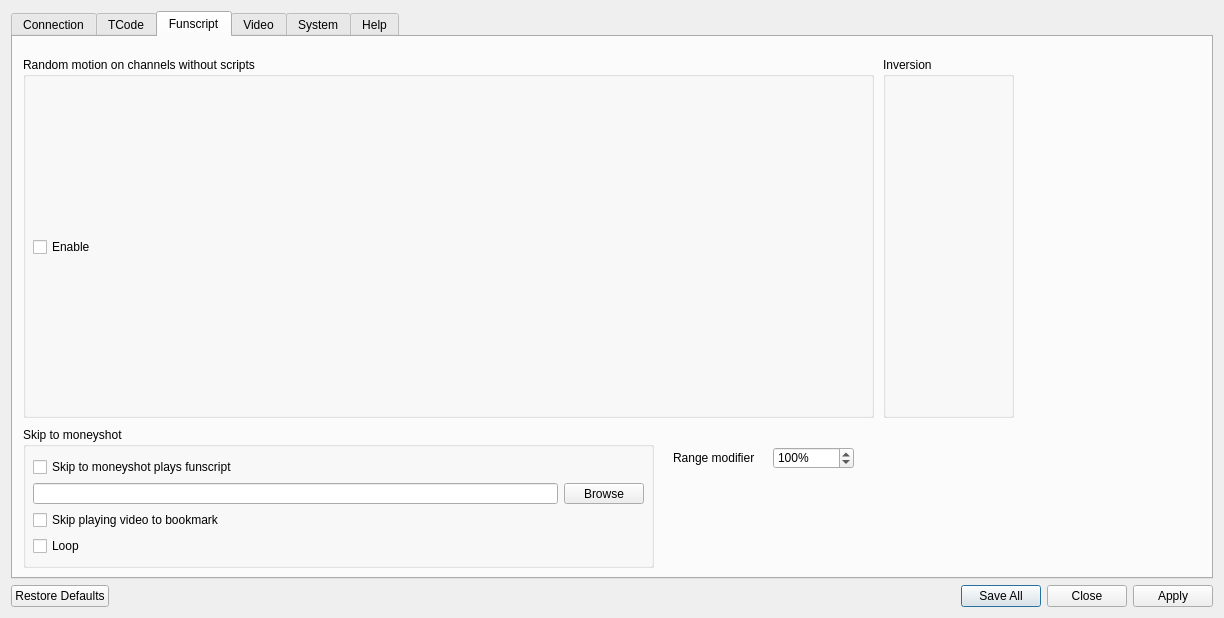
Before: the Qt Designer form src/settings.ui in jcfain/XTPlayer, drawn with Qt 5.
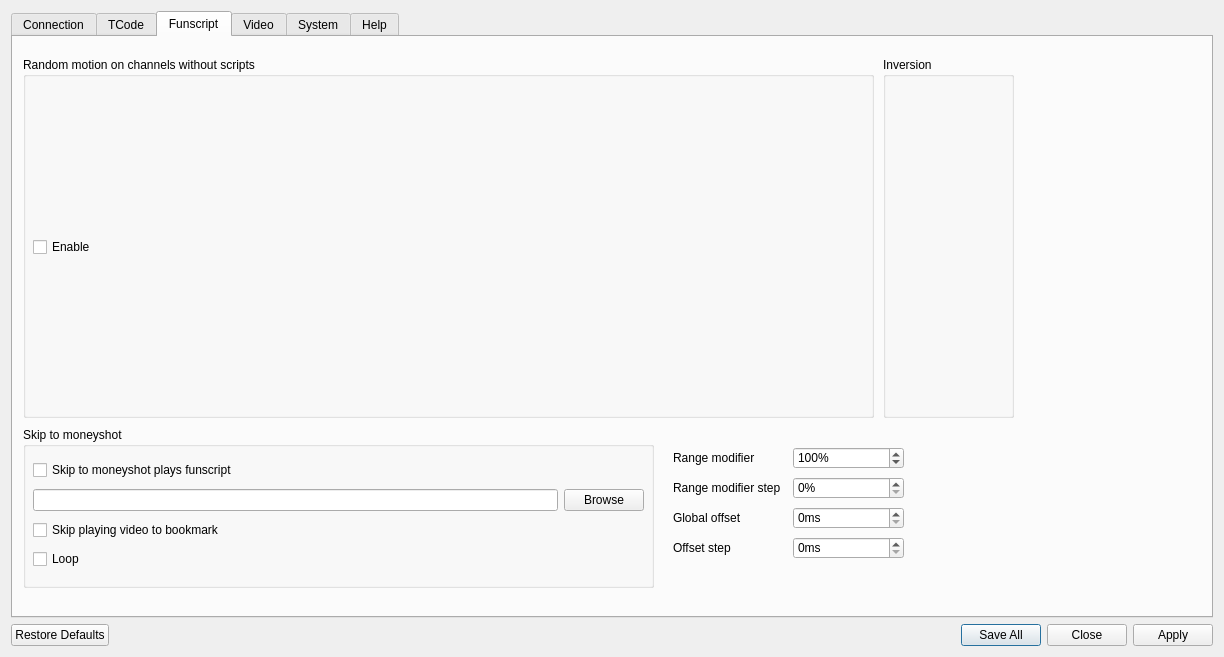
After: the same form once the commit is applied. The open tabs and pages were chosen to show the change. Icons and pictures are not drawn.

Commit message: Added gui to set the offset/rangemodifier change step. Adding debug -debugVideo flag. This will only turn on debug for QtAV and ffmpeg for now. I may change this in the future to turn on XTP too.. To enable debug on XTP and QtAV/ffmpeg. use both -debug and -debugVideo Fixed issue with streaming some large videos

```diff
--- a/src/settings.ui
+++ b/src/settings.ui
@@ -7,7 +7,7 @@
     <x>0</x>
     <y>0</y>
     <width>1224</width>
-    <height>618</height>
+    <height>657</height>
    </rect>
   </property>
   <property name="windowTitle">
@@ -456,7 +456,7 @@
          <x>10</x>
          <y>390</y>
          <width>631</width>
-         <height>141</height>
+         <height>161</height>
         </rect>
        </property>
        <property name="title">
@@ -468,7 +468,7 @@
           <x>10</x>
           <y>30</y>
           <width>611</width>
-          <height>99</height>
+          <height>118</height>
          </rect>
         </property>
         <layout class="QGridLayout" name="skipToMoneyShotGrid">
@@ -521,9 +521,9 @@
       <widget class="QSpinBox" name="finscriptModifierSpinBox">
        <property name="geometry">
         <rect>
-         <x>760</x>
+         <x>780</x>
          <y>410</y>
-         <width>81</width>
+         <width>111</width>
          <height>22</height>
         </rect>
        </property>
@@ -549,7 +549,7 @@
         <rect>
          <x>660</x>
          <y>410</y>
-         <width>91</width>
+         <width>111</width>
          <height>21</height>
         </rect>
        </property>
@@ -561,6 +561,105 @@
         <string>Range modifier</string>
        </property>
       </widget>
+      <widget class="QSpinBox" name="rangeModifierStepSpinBox">
+       <property name="geometry">
+        <rect>
+         <x>780</x>
+         <y>440</y>
+         <width>111</width>
+         <height>22</height>
+        </rect>
+       </property>
+       <property name="toolTip">
+        <string>This sets the step for when changing the range modifier value in from a gamepad or keyboard.</string>
+       </property>
+       <property name="suffix">
+        <string>%</string>
+       </property>
+      </widget>
+      <widget class="QLabel" name="label_5">
+       <property name="geometry">
+        <rect>
+         <x>660</x>
+         <y>440</y>
+         <width>111</width>
+         <height>21</height>
+        </rect>
+       </property>
+       <property name="toolTip">
+        <string>This sets the step for when changing the range modifier value in from a gamepad or keyboard.</string>
+       </property>
+       <property name="text">
+        <string>Range modifier step</string>
+       </property>
+      </widget>
+      <widget class="QSpinBox" name="offsetSpinboxStep">
+       <property name="geometry">
+        <rect>
+         <x>780</x>
+         <y>500</y>
+         <width>111</width>
+         <height>22</height>
+        </rect>
+       </property>
+       <property name="toolTip">
+        <string>This sets the step for when changing the range modifier value in from a gamepad or keyboard.</string>
+       </property>
+       <property name="suffix">
+        <string>ms</string>
+       </property>
+      </widget>
+      <widget class="QLabel" name="label_6">
+       <property name="geometry">
+        <rect>
+         <x>660</x>
+         <y>500</y>
+         <width>111</width>
+         <height>21</height>
+        </rect>
+       </property>
+       <property name="toolTip">
+        <string>This sets the step for when changing the rang modifier value in from a gamepad or keyboard.</string>
+       </property>
+       <property name="text">
+        <string>Offset step</string>
+       </property>
+      </widget>
+      <widget class="QLabel" name="label_7">
+       <property name="geometry">
+        <rect>
+         <x>660</x>
+         <y>470</y>
+         <width>111</width>
+         <height>21</height>
+        </rect>
+       </property>
+       <property name="toolTip">
+        <string>This sets the offset for all scripts unless the script has its own offset value.</string>
+       </property>
+       <property name="text">
+        <string>Global offset</string>
+       </property>
+      </widget>
+      <widget class="QSpinBox" name="offsetSpinbox">
+       <property name="geometry">
+        <rect>
+         <x>780</x>
+         <y>470</y>
+         <width>111</width>
+         <height>22</height>
+        </rect>
+       </property>
+       <property name="toolTip">
+        <string>This sets the offset for all scripts unless the script has its own offset value.</string>
+       </property>
+       <property name="suffix">
+        <string>ms</string>
+       </property>
+       <property name="maximum">
+        <number>98</number>
+       </property>
+      </widget>
      </widget>
      <widget class="QWidget" name="videoTab">
       <attribute name="title">
```
Left out of the diff: 2 changed lines with no effect on the pictures. The commit also changes 11 other files.
